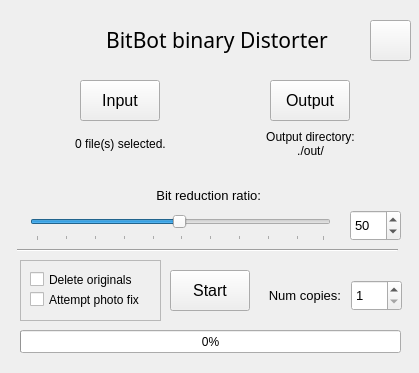
The window that bitbot-gui/form.ui (j-red/bitbot) describes before a commit, drawn with Qt 5.
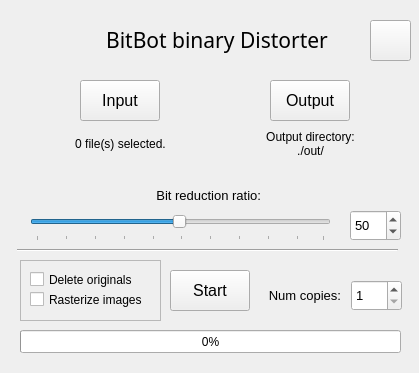
The same window after the commit. Icons and pictures are not drawn.

What changed in the file:
```diff
--- a/bitbot-gui/form.ui
+++ b/bitbot-gui/form.ui
@@ -316,7 +316,7 @@
      <string>&lt;html&gt;&lt;head/&gt;&lt;body&gt;&lt;p&gt;Attempt to rasterize distorted images into proper files. Success is not guaranteed!&lt;/p&gt;&lt;/body&gt;&lt;/html&gt;</string>
     </property>
     <property name="text">
-     <string>Attempt photo fix</string>
+     <string>Rasterize images</string>
     </property>
    </widget>
   </widget>
```
Left out of the diff: 2 changed lines with no effect on the pictures.
